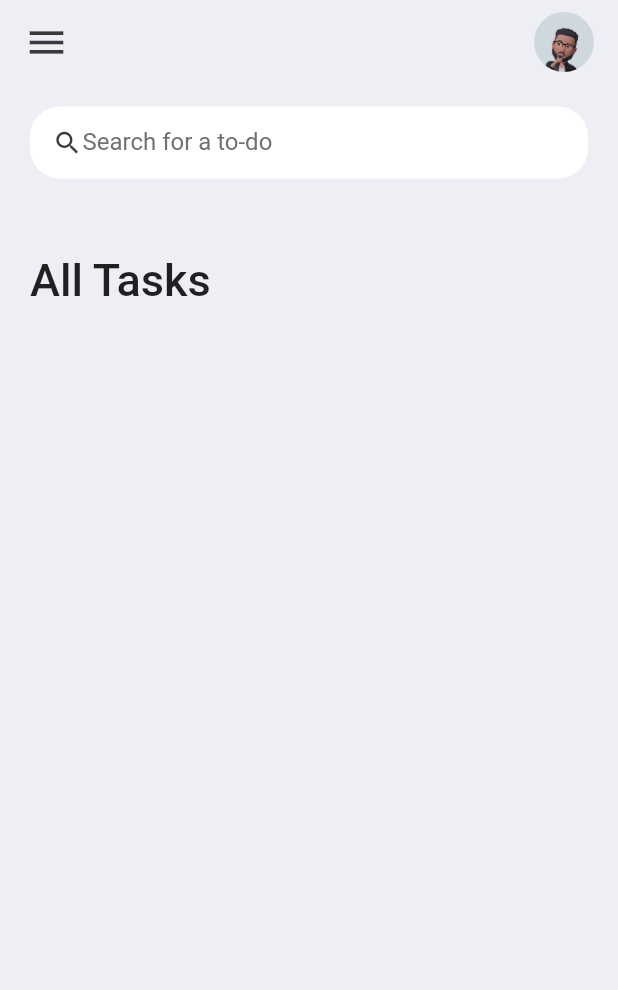
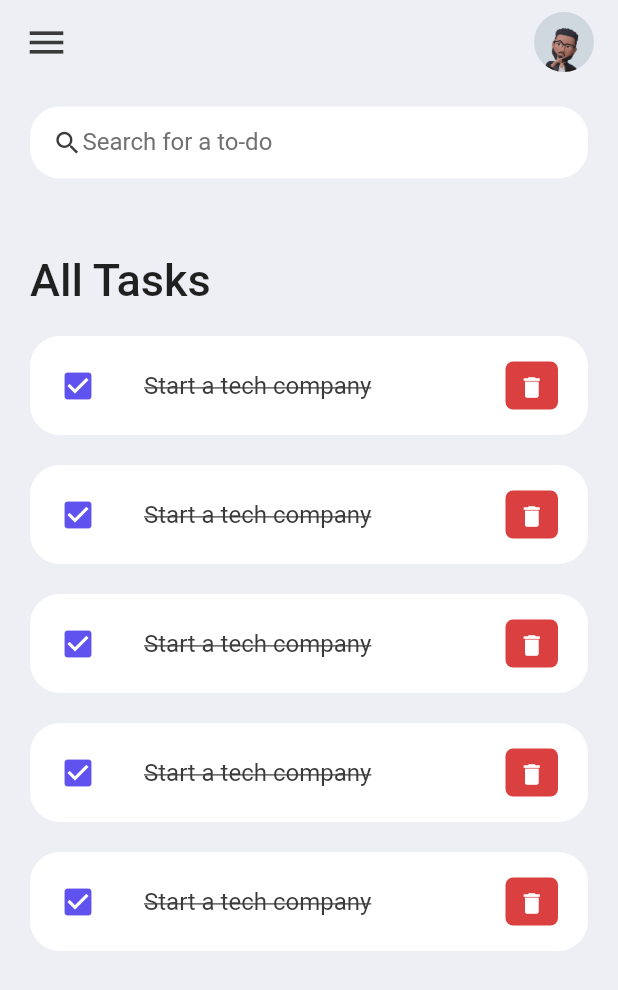
Before and after one commit to bkantwi/todo-flutter-app, a Flutter app: the screen it shows after launch, on a phone screen of 412 x 824 dp. Shown: the top 990 px of the screen. Run offline on Flutter 3.47's test engine with Material 2 defaults, Android fonts, the phone set to English and light mode, and no system bars.

Commit message:
widget item updated. new model created

```diff
--- a/lib/screens/home.dart
+++ b/lib/screens/home.dart
@@ -1,5 +1,6 @@
 import 'package:flutter/material.dart';
 import 'package:todo_flutter_app/constants/colors.dart';
+import 'package:todo_flutter_app/widgets/todo_item.dart';
 
 class Home extends StatelessWidget {
   const Home({Key? key}) : super(key: key);
@@ -23,7 +24,12 @@ class Home extends StatelessWidget {
                   Container(
                     margin: EdgeInsets.only(top: 50, bottom: 20),
                     child: Text('All Tasks', style: TextStyle(fontSize: 30,fontWeight: FontWeight.w500),),
-                  )
+                  ),
+                  ToDoItem(),
+                  ToDoItem(),
+                  ToDoItem(),
+                  ToDoItem(),
+                  ToDoItem(),
                 ],
               )
              )
--- a/lib/widgets/todo_item.dart
+++ b/lib/widgets/todo_item.dart
@@ -1,10 +1,51 @@
 import 'package:flutter/material.dart';
+import 'package:todo_flutter_app/constants/colors.dart';
 
 class ToDoItem extends StatelessWidget {
   const ToDoItem({Key? key}) : super(key: key);
 
   @override
   Widget build(BuildContext context) {
-    return Container(child: Text('ToDo Item'),);
+    return Container(
+      margin: EdgeInsets.only(bottom: 20),
+      child: ListTile(
+        onTap: () {
+          print('I have been touched');
+        },
+        shape: RoundedRectangleBorder(
+          borderRadius: BorderRadius.circular(20),
+        ),
+        contentPadding: EdgeInsets.symmetric(horizontal: 20, vertical: 5),
+        tileColor: Colors.white,
+        leading: Icon(
+          Icons.check_box,
+          color: tdBlue,
+        ),
+        title: Text(
+          'Start a tech company',
+          style: TextStyle(
+            fontSize: 16,
+            color: tdBlack,
+            decoration: TextDecoration.lineThrough,
+          ),
+        ),
+        trailing: Container(
+          padding: EdgeInsets.all(0),
+          margin: EdgeInsets.symmetric(vertical: 12),
+          height: 35,
+          width: 35,
+          decoration: BoxDecoration(
+            color: tdRed,
+            borderRadius: BorderRadius.circular(5),
+          ),
+          child: IconButton(
+            color: Colors.white,
+            iconSize: 18,
+            icon: Icon(Icons.delete),
+            onPressed: () {},
+          ),
+        ),
+      ),
+    );
   }
 }
```
Also changed, not shown: lib/models/todo.dart (added).
